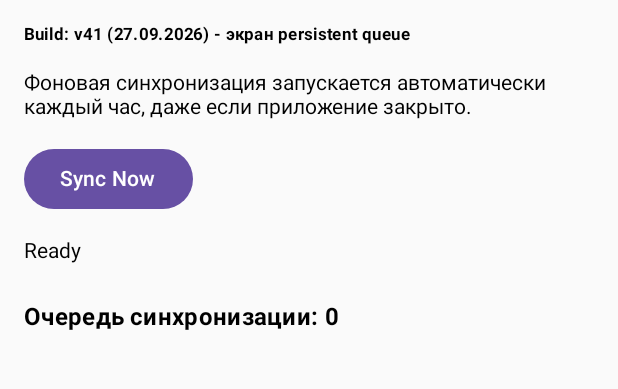
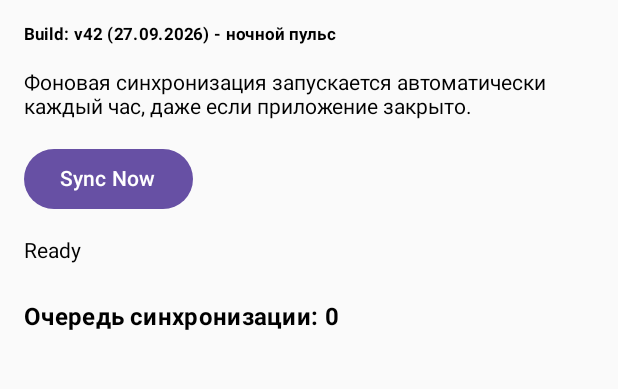
Before and after one commit to vsuh/sleepmon, an Android app built with Jetpack Compose: the screen it shows after launch (MainActivity), on a phone screen of 412 x 824 dp, the part 73-462 px from its top. Run offline under Robolectric (Android 15) with nearby library versions, the light colour scheme and no system bars; libraries missing offline, so code that uses them is left out: androidx.health.connect; pictures from the network do not load; 3 statements that could not run were skipped.

Commit message:
Bump Android build tag to v42 for sleep heart-rate fix

```diff
--- a/android_sync_app/app/src/main/java/com/example/sleepmonitorsync/MainActivity.kt
+++ b/android_sync_app/app/src/main/java/com/example/sleepmonitorsync/MainActivity.kt
@@ -43,8 +43,8 @@ class MainActivity : ComponentActivity() {
          * 2026-09-15 - see 10-projects/sleep-monitor/task.md "process rule" entry).
          * Format: "vN (ДД.ММ.ГГГГ) - краткое описание изменения".
          */
-        const val APP_BUILD_TAG = "v41 (27.09.2026) - экран persistent queue"
-        const val LOG_TAG = "SleepMonitor-v41"
+        const val APP_BUILD_TAG = "v42 (27.09.2026) - ночной пульс"
+        const val LOG_TAG = "SleepMonitor-v42"
     }
 
     private val permissions = setOf(
```
